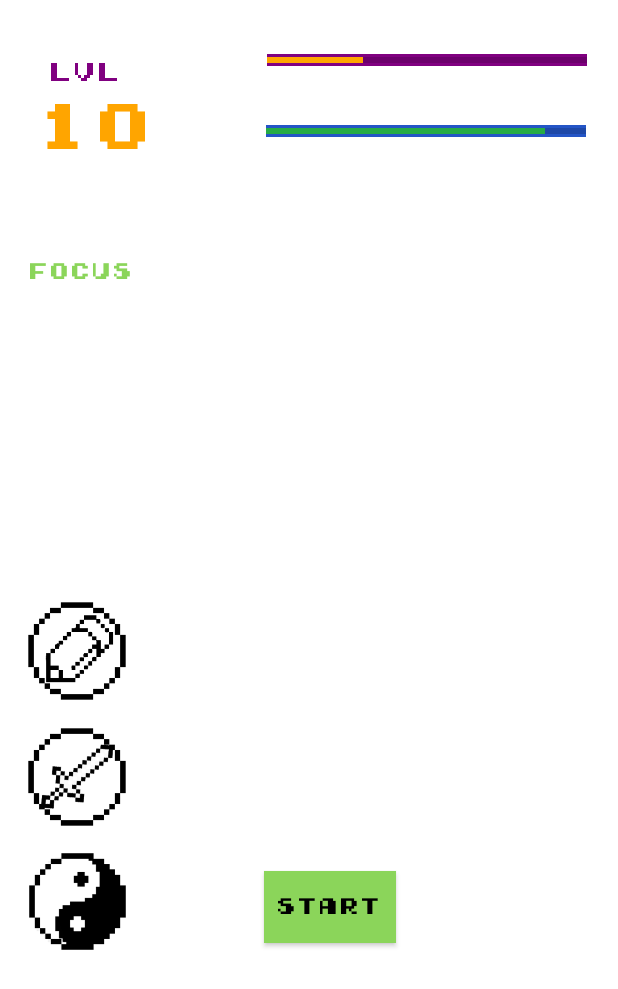
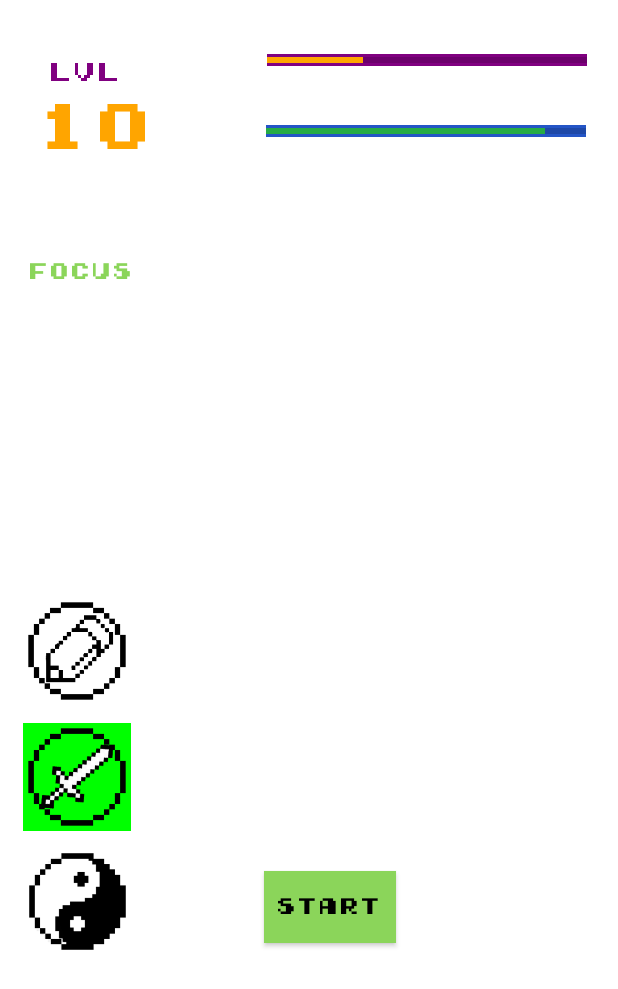
Before and after one commit to levandreev/MyApplicationKotlin, an Android app: the MeditationActivity screen opened directly, with no data from a screen before it, after a tap on "A description", on a phone screen of 412 x 824 dp. Shown: the top 989 px of the screen. Run offline under Robolectric (Android 15) with nearby library versions, the phone set to English and light mode, and no system bars.

Commit message:
button collor change when selected

```diff
--- a/app/src/main/java/com/example/myapplicationkotlin/FocusActivity.kt
+++ b/app/src/main/java/com/example/myapplicationkotlin/FocusActivity.kt
@@ -2,6 +2,7 @@ package com.example.myapplicationkotlin
 
 import android.app.Activity
 import android.content.Intent
+import android.graphics.Color
 import android.media.MediaPlayer
 import androidx.appcompat.app.AppCompatActivity
 import android.os.Bundle
@@ -145,6 +146,7 @@ class FocusActivity : AppCompatActivity() {
     override fun onCreate(savedInstanceState: Bundle?) {
         super.onCreate(savedInstanceState)
         setContentView(R.layout.activity_focus)
+        focus_button.setBackgroundColor(Color.GREEN)
         var timerOn = false
         val intent = getIntent()
         val block_duration = intent.getStringExtra("block_dur")
--- a/app/src/main/java/com/example/myapplicationkotlin/MeditationActivity.kt
+++ b/app/src/main/java/com/example/myapplicationkotlin/MeditationActivity.kt
@@ -2,6 +2,7 @@ package com.example.myapplicationkotlin
 
 import android.app.Activity
 import android.content.Intent
+import android.graphics.Color
 import android.media.MediaPlayer
 import androidx.appcompat.app.AppCompatActivity
 import android.os.Bundle
@@ -26,6 +27,7 @@ class MeditationActivity : AppCompatActivity() {
     override fun onCreate(savedInstanceState: Bundle?) {
         super.onCreate(savedInstanceState)
         setContentView(R.layout.activity_meditation)
+        meditation_button.setBackgroundColor(Color.GREEN)
 
         meditation_button.setImageState(Activity.FOCUSED_STATE_SET, true)
 
--- a/app/src/main/java/com/example/myapplicationkotlin/SPActivity.kt
+++ b/app/src/main/java/com/example/myapplicationkotlin/SPActivity.kt
@@ -2,6 +2,7 @@ package com.example.myapplicationkotlin
 
 import android.app.Activity
 import android.content.Intent
+import android.graphics.Color
 import androidx.appcompat.app.AppCompatActivity
 import android.os.Bundle
 import android.os.Handler
@@ -25,18 +26,21 @@ class SPActivity : AppCompatActivity() {
     override fun onCreate(savedInstanceState: Bundle?) {
         super.onCreate(savedInstanceState)
         setContentView(R.layout.activity_s_p)
-
+        s_p_button.setBackgroundColor(Color.GREEN)
 
         s_p_button.setImageState(Activity.FOCUSED_STATE_SET, true)
+
         focus_button.setOnClickListener{
             val i = Intent(this@SPActivity,FocusActivity::class.java)
             i.putExtra("block_dur",number_block_duration.text.toString())
             startActivity(i)
             print(focus_button.isSelected)
+        //    s_p_button.setBackgroundColor(Color.RED);
         }
 
         meditation_button.setOnClickListener{
             startActivity(Intent(this@SPActivity,MeditationActivity::class.java))
+        //    s_p_button.setBackgroundColor(Color.BLUE);
         }
 
         seekBar_duration.setOnSeekBarChangeListener(object : SeekBar.OnSeekBarChangeListener {
--- a/app/src/main/res/layout/activity_s_p.xml
+++ b/app/src/main/res/layout/activity_s_p.xml
@@ -4,7 +4,7 @@
     xmlns:tools="http://schemas.android.com/tools"
     android:layout_width="match_parent"
     android:layout_height="match_parent"
-    android:background="@drawable/white_background"
+    android:background="@null"
     tools:context=".SPActivity">
 
     <CheckBox
```
